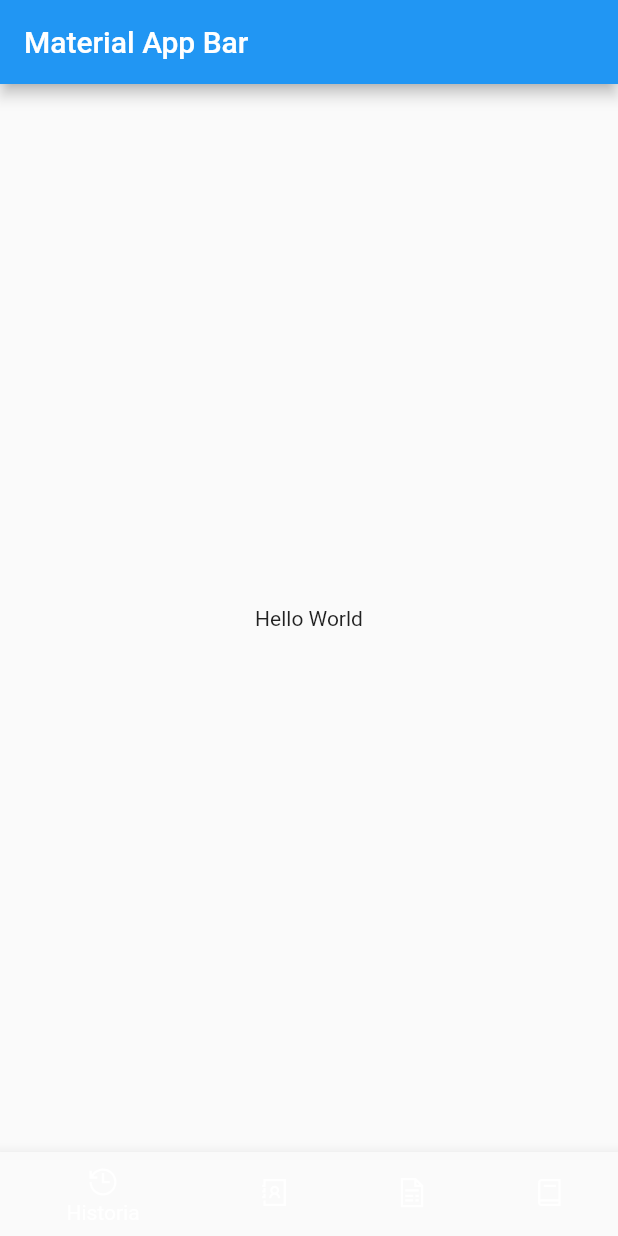
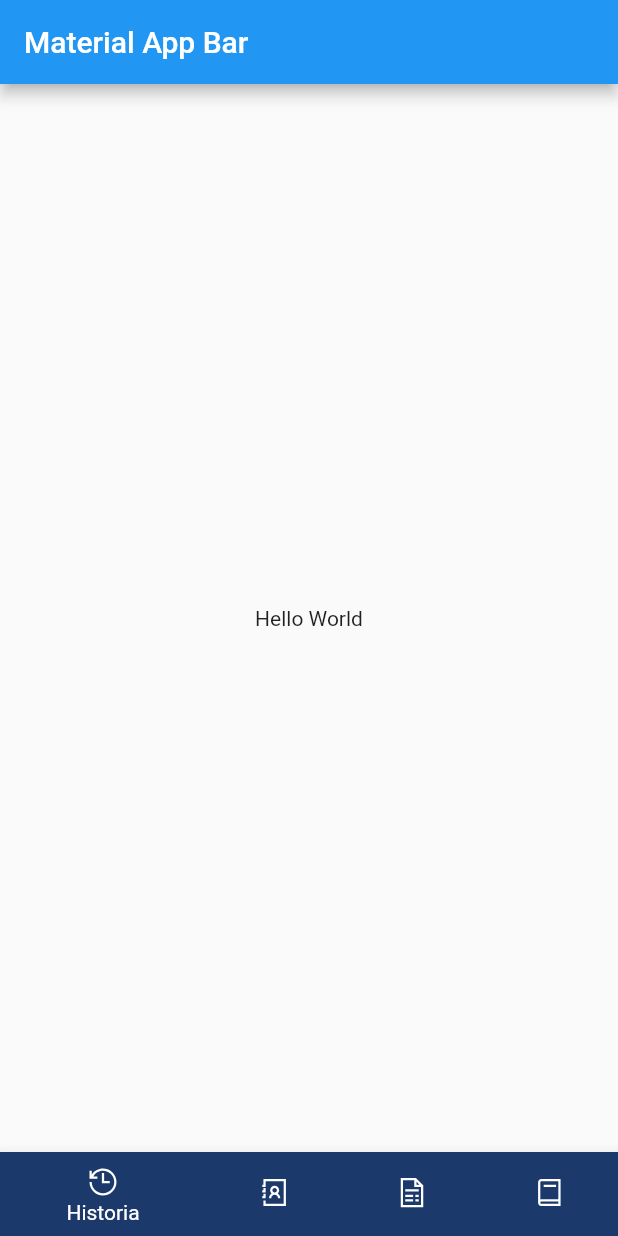
Before and after one commit to itsaizempoaltecatl/app_informativa_ite, a Flutter app: the screen it shows after launch, on a phone screen of 412 x 824 dp. Run offline on Flutter 3.47's test engine with Material 2 defaults, Android fonts, the light colour scheme and no system bars; our stand-ins replace line_icons.

Commit message:
home page color

```diff
--- a/lib/principal/home_page.dart
+++ b/lib/principal/home_page.dart
@@ -22,15 +22,35 @@ class HomePage extends StatelessWidget {
             child: Text('Hello World'),
           ),
         ),
-      bottomNavigationBar: BottomNavigationBar(items: const [
+        bottomNavigationBar: Theme(
+          data:
+              Theme.of(context).copyWith(canvasColor: const Color(0xFF1b396a)),
+          child: BottomNavigationBar(items: const [
             BottomNavigationBarItem(
-            icon: Icon(LineIcons.history), label: 'Historia'),
+                icon: Icon(
+                  LineIcons.history,
+                  color: Colors.white,
+                ),
+                label: 'Historia'),
             BottomNavigationBarItem(
-            icon: Icon(LineIcons.addressBook), label: 'Directorio'),
+                icon: Icon(
+                  LineIcons.addressBook,
+                  color: Colors.white,
+                ),
+                label: 'Directorio'),
             BottomNavigationBarItem(
-            icon: Icon(LineIcons.fileInvoice), label: 'Aviso'),
-        BottomNavigationBarItem(icon: Icon(LineIcons.book), label: 'Manual')
+                icon: Icon(
+                  LineIcons.fileInvoice,
+                  color: Colors.white,
+                ),
+                label: 'Aviso'),
+            BottomNavigationBarItem(
+                icon: Icon(
+                  LineIcons.book,
+                  color: Colors.white,
+                ),
+                label: 'Manual')
           ]),
-    );
+        ));
   }
 }
```
Also changed, not shown: externos/paleta_colores.png, 2 other files. Lines whose indentation alone changed are shown as unchanged.
